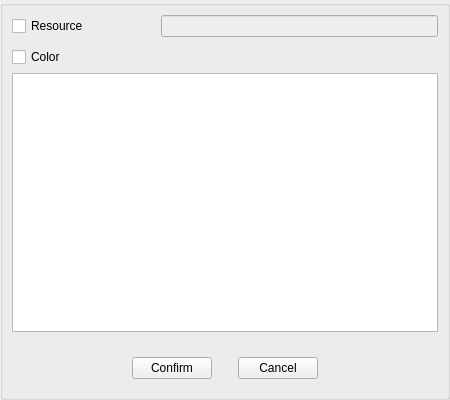
The window that src/Editor/Script/BackgroundSnippetOverlay.ui (RemotelyChaotic/JOIPEngine) describes before a commit, drawn with Qt 5.
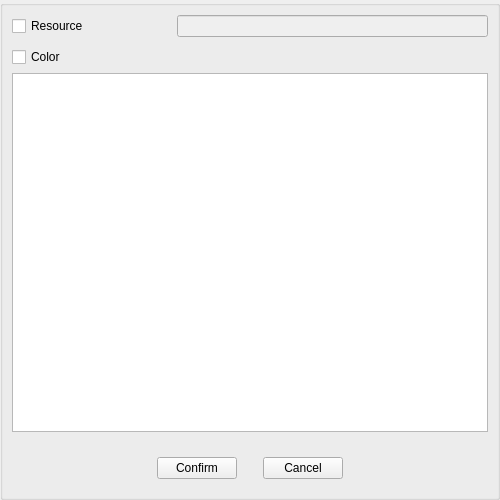
The same window after the commit. Custom widgets are drawn as their Qt base class.

What changed in the file:
```diff
--- a/src/Editor/Script/BackgroundSnippetOverlay.ui
+++ b/src/Editor/Script/BackgroundSnippetOverlay.ui
@@ -6,8 +6,8 @@
    <rect>
     <x>0</x>
     <y>0</y>
-    <width>450</width>
-    <height>400</height>
+    <width>500</width>
+    <height>500</height>
    </rect>
   </property>
   <property name="sizePolicy">
```
